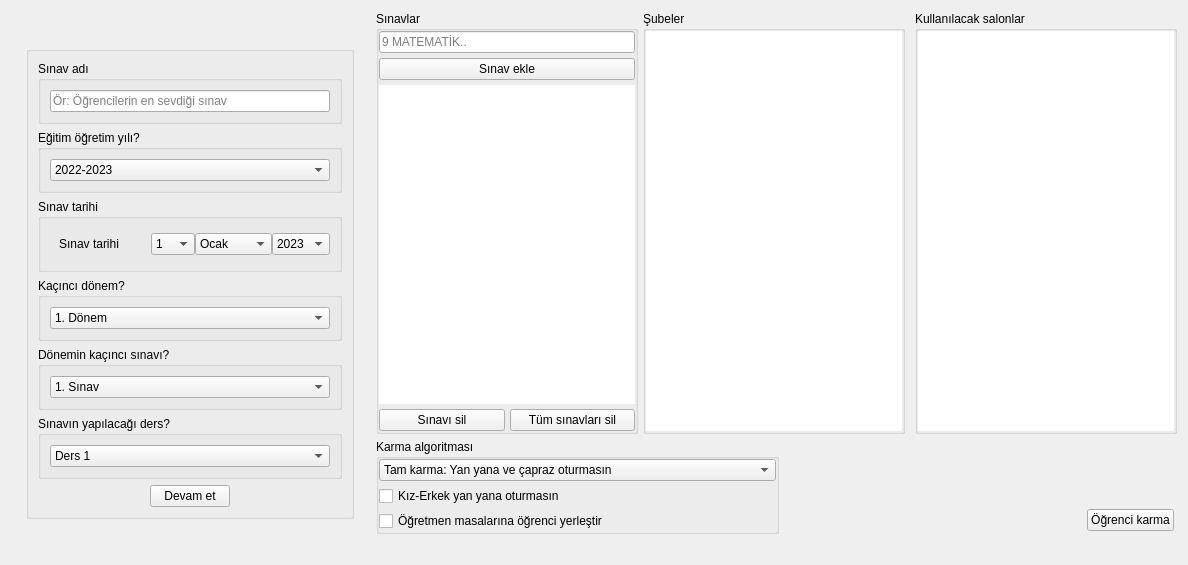
Before: the Qt Designer form Forms/yeni_sinav_frame.ui in yoseidonn/Kelebek-App, drawn with Qt 5.
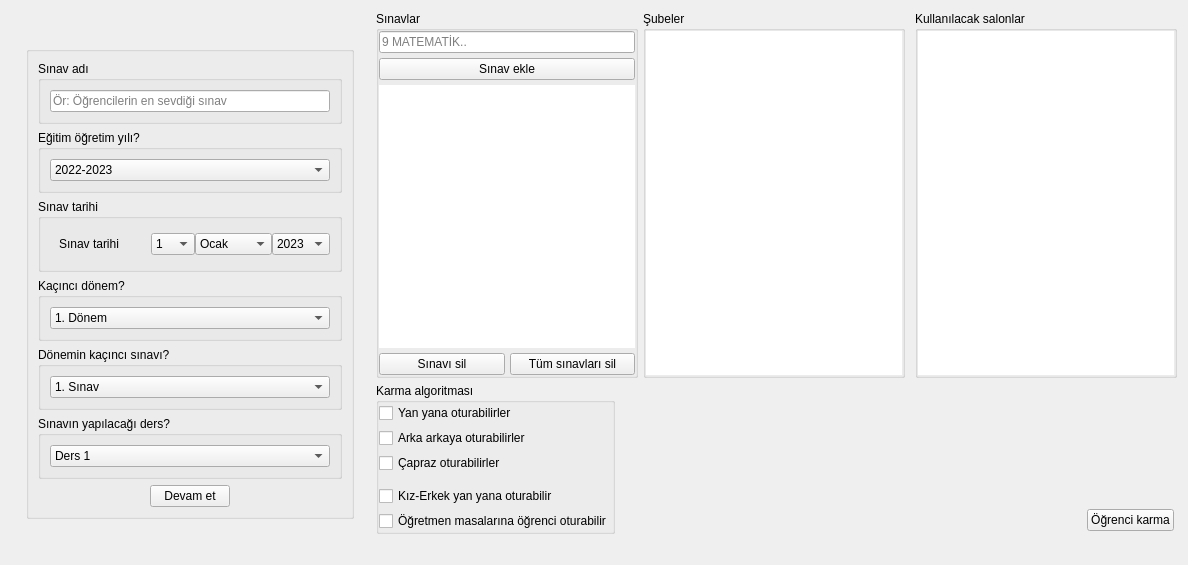
After: the same form once the commit is applied.

```diff
--- a/Forms/yeni_sinav_frame.ui
+++ b/Forms/yeni_sinav_frame.ui
@@ -1095,23 +1095,59 @@
                <property name="bottomMargin">
                 <number>0</number>
                </property>
-               <item alignment="Qt::AlignLeft">
-                <widget class="QComboBox" name="algCombo">
                  <item>
+                <widget class="QCheckBox" name="sidebyside_sitting">
+                 <property name="sizePolicy">
+                  <sizepolicy hsizetype="Fixed" vsizetype="Fixed">
+                   <horstretch>0</horstretch>
+                   <verstretch>0</verstretch>
+                  </sizepolicy>
+                 </property>
                   <property name="text">
-                   <string>Tam karma: Yan yana ve çapraz oturmasın</string>
-                  </property>
+                  <string>Yan yana oturabilirler</string>
+                 </property>
+                 <property name="checked">
+                  <bool>false</bool>
+                 </property>
+                </widget>
                  </item>
                  <item>
+                <widget class="QCheckBox" name="backtoback_sitting">
+                 <property name="sizePolicy">
+                  <sizepolicy hsizetype="Fixed" vsizetype="Fixed">
+                   <horstretch>0</horstretch>
+                   <verstretch>0</verstretch>
+                  </sizepolicy>
+                 </property>
                   <property name="text">
-                   <string>Alternatif karma: Yan yana oturmasın (Sayıya göre çapraz oturabilir)</string>
-                  </property>
+                  <string>Arka arkaya oturabilirler</string>
+                 </property>
+                 <property name="checked">
+                  <bool>false</bool>
+                 </property>
+                </widget>
                  </item>
                  <item>
+                <widget class="QCheckBox" name="crossbycross_sitting">
+                 <property name="sizePolicy">
+                  <sizepolicy hsizetype="Fixed" vsizetype="Fixed">
+                   <horstretch>0</horstretch>
+                   <verstretch>0</verstretch>
+                  </sizepolicy>
+                 </property>
                   <property name="text">
-                   <string>En az karma (Sayıya göre yan yana veya çapraz oturabilirler)</string>
-                  </property>
-                 </item>
+                  <string>Çapraz oturabilirler</string>
+                 </property>
+                 <property name="checked">
+                  <bool>false</bool>
+                 </property>
+                </widget>
+               </item>
+               <item>
+                <widget class="Line" name="line">
+                 <property name="orientation">
+                  <enum>Qt::Horizontal</enum>
+                 </property>
                 </widget>
                </item>
                <item>
@@ -1144,7 +1180,10 @@
                      </sizepolicy>
                     </property>
                     <property name="text">
-                     <string>Kız-Erkek yan yana oturmasın</string>
+                     <string>Kız-Erkek yan yana oturabilir</string>
+                    </property>
+                    <property name="checked">
+                     <bool>false</bool>
                     </property>
                    </widget>
                   </item>
@@ -1184,7 +1223,10 @@
                      </sizepolicy>
                     </property>
                     <property name="text">
-                     <string>Öğretmen masalarına öğrenci yerleştir</string>
+                     <string>Öğretmen masalarına öğrenci oturabilir</string>
+                    </property>
+                    <property name="checked">
+                     <bool>false</bool>
                     </property>
                    </widget>
                   </item>
```
Left out of the diff: 7 changed lines with no effect on the pictures. Lines whose indentation alone changed are shown as unchanged.
